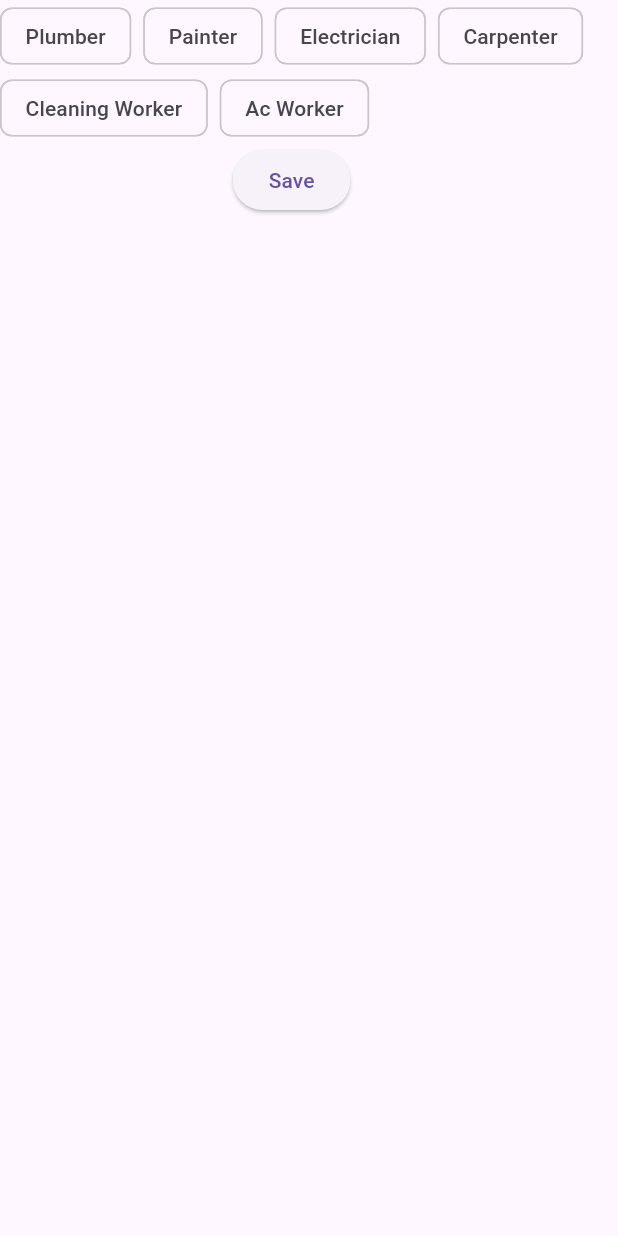
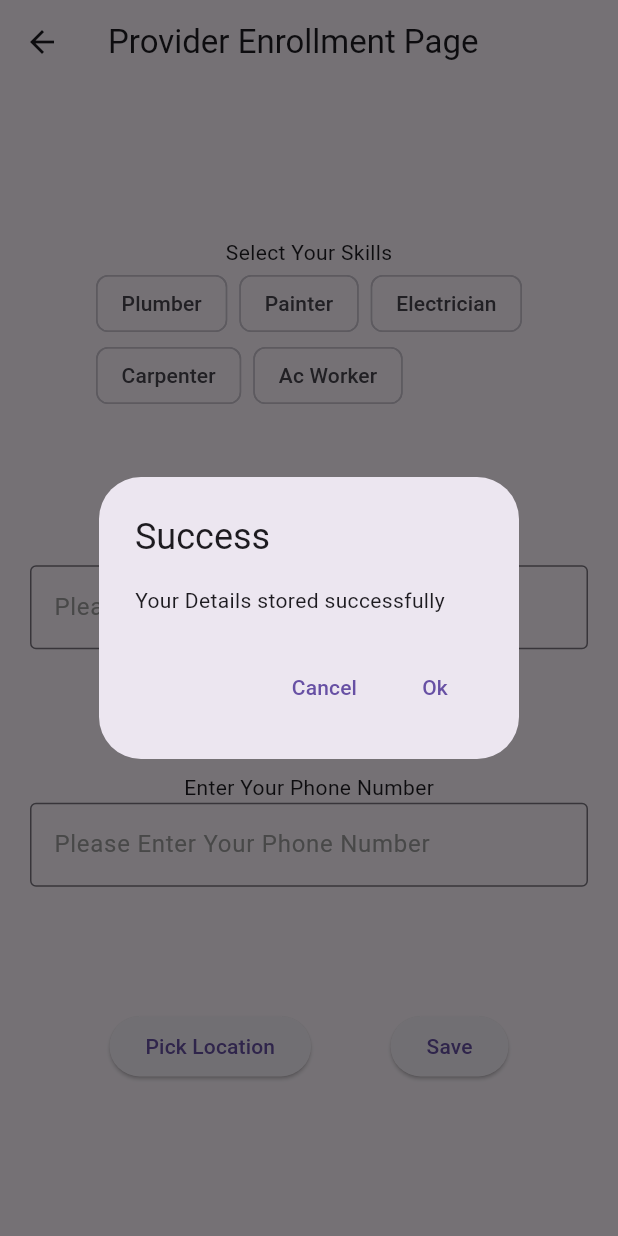
Before and after one commit to rajakaveripalayam/empoverty, a Flutter app: the ServiceProviderScreen screen opened by its route, after a tap on "Save", on a phone screen of 412 x 824 dp. Run offline on Flutter 3.47's test engine with Material 3 defaults, Android fonts, the phone set to English and light mode, and no system bars; our stand-ins replace auto_route, flutter_map, geolocator, latlong2, objectbox; missing offline and left inert: nominatim_flutter; generated files the repository leaves out were written again.

Commit message:
Added alert view

```diff
--- a/lib/objectbox-model.json
+++ b/lib/objectbox-model.json
@@ -5,7 +5,7 @@
   "entities": [
     {
       "id": "1:2951548079412544867",
-      "lastPropertyId": "7:2879477077982844045",
+      "lastPropertyId": "8:7709202079069933154",
       "name": "ServiceProviderModel",
       "properties": [
         {
@@ -17,11 +17,6 @@
         {
           "id": "2:3863564126040356639",
           "name": "name",
-          "type": 9
-        },
-        {
-          "id": "3:1270541120429749471",
-          "name": "address",
           "type": 9
         },
         {
@@ -43,6 +38,11 @@
           "id": "7:2879477077982844045",
           "name": "phonenumber",
           "type": 6
+        },
+        {
+          "id": "8:7709202079069933154",
+          "name": "address",
+          "type": 9
         }
       ],
       "relations": []
@@ -56,7 +56,9 @@
   "modelVersionParserMinimum": 5,
   "retiredEntityUids": [],
   "retiredIndexUids": [],
-  "retiredPropertyUids": [],
+  "retiredPropertyUids": [
+    1270541120429749471
+  ],
   "retiredRelationUids": [],
   "version": 1
 }
--- a/lib/service_provider_screen.dart
+++ b/lib/service_provider_screen.dart
@@ -1,7 +1,9 @@
 import 'package:auto_route/auto_route.dart';
+import 'package:em_poverty/uicomponent/alert_view.dart';
 import 'package:em_poverty/uicomponent/multiple_choice_view.dart';
+import 'package:em_poverty/uicomponent/textfield_view.dart';
 import 'package:flutter/material.dart';
-
+@RoutePage()
 class ServiceProviderScreen extends StatefulWidget {
   const ServiceProviderScreen({super.key});
 
@@ -15,8 +17,10 @@ class _ServiceProviderScreenState extends State<ServiceProviderScreen> {
     "Painter",
     "Electrician",
     "Carpenter",
-    "Cleaning Worker",
-  "Ac Worker"];
+    "Ac Worker"];
+  final TextEditingController _nameFieldController = TextEditingController();
+  final TextEditingController _phoneNumberFieldController = TextEditingController();
+
 
   // THE SINGLE SOURCE OF TRUTH
   List<String> _mySelectedSkills = [];
@@ -34,20 +38,61 @@ class _ServiceProviderScreenState extends State<ServiceProviderScreen> {
   @override
   Widget build(BuildContext context) {
     return Scaffold(
+      appBar: AppBar(title: Text("Provider Enrollment Page")),
       body: SafeArea(child:
+      Padding(
+        padding: EdgeInsets.all(20),
+      child:
       Column(
+        mainAxisAlignment: .spaceEvenly,
         children: [
           MultipleChoiceView(
             allSkills: _allOptions,
-            selectedSkills: _mySelectedSkills, // Pass data DOWN
-            onToggle: _handleSkillToggle,      // Pass event UP
+            selectedSkills: _mySelectedSkills,
+            onToggle: _handleSkillToggle,
           ),
-          ElevatedButton(
-            onPressed: () => print("Saving: $_mySelectedSkills"),
-            child: const Text("Save"),
-          )
+          DisplayTextFieldWidget(
+            inputController: _nameFieldController,
+            placeHolder: "Please Enter Goal Name",
+            title:  "Enter Goal Name",
+          ),
+          DisplayTextFieldWidget(
+            inputController: _phoneNumberFieldController,
+            placeHolder: "Please Enter Your Phone Number",
+            title: "Enter Your Phone Number",
+          ),
+          Row(
+            mainAxisAlignment: .spaceEvenly,
+            children: [
+            ElevatedButton(
+              onPressed: () => print("Saving: $_mySelectedSkills"),
+              child: const Text("Pick Location"),
+            ),
+            ElevatedButton(
+              onPressed: () {
+                print("Saving: $_mySelectedSkills");
+                print(_nameFieldController.text);
+                print(_phoneNumberFieldController.text);
+                showDialog(
+                  context: context,
+                  builder: (context) => AlertView(
+                    title: "Success",
+                    message: "Your Details stored successfully",
+                    okAction: () {
+                      context.router.pop();
+                    },
+                    cancelAction: () {
+                     },
+                  ),
+                );
+              },
+              child: const Text("Save"),
+            )
+          ],)
+
         ],
       ),
+      )
       )
 
 
--- /dev/null
+++ b/lib/uicomponent/alert_view.dart
@@ -0,0 +1,40 @@
+import 'package:auto_route/auto_route.dart';
+import 'package:flutter/cupertino.dart';
+import 'package:flutter/material.dart';
+
+class AlertView extends StatelessWidget {
+  final String title;
+  final String message;
+  final VoidCallback okAction;
+  final VoidCallback cancelAction;
+
+  const AlertView({super.key, required this.title, required this.message, required this.okAction, required this.cancelAction});
+
+  @override
+  Widget build(BuildContext context) {
+
+    return AlertDialog(
+      title:  Text(title),
+      content:  Text(message),
+      actions: [
+        // The "Cancel" button
+        TextButton(
+          onPressed: () {
+        context.router.pop();
+          cancelAction();
+          }, // Closes the alert
+          child:  Text("Cancel"),
+        ),
+        // The "Confirm" button
+        TextButton(
+          onPressed: () {
+            context.router.pop();
+            okAction();
+          },
+          child:  Text("Ok"),
+        ),
+      ],
+    );
+  }
+
+}
--- a/lib/uicomponent/multiple_choice_view.dart
+++ b/lib/uicomponent/multiple_choice_view.dart
@@ -15,7 +15,11 @@ class MultipleChoiceView extends StatelessWidget {
 
   @override
   Widget build(BuildContext context) {
-    return Wrap(
+    return Column(
+      mainAxisAlignment: .start,
+      children: [
+        Text("Select Your Skills"),
+    Wrap(
     spacing: 8.0,
     children: allSkills.map((skill) {
     return FilterChip(
@@ -26,6 +30,9 @@ class MultipleChoiceView extends StatelessWidget {
     },
     );
     }).toList(),
+    )
+      ],
     );
+
   }
 }
--- /dev/null
+++ b/lib/uicomponent/textfield_view.dart
@@ -0,0 +1,63 @@
+import 'package:flutter/material.dart';
+
+class DisplayTextFieldWidget extends StatelessWidget {
+  final TextEditingController inputController;
+  final String title;
+  final String placeHolder;
+  final int maxLength;
+  final TextInputType inputType;
+  const DisplayTextFieldWidget({
+    required this.inputController,
+    required this.placeHolder,
+    required this.title,
+    this.maxLength = 20,
+    this.inputType = TextInputType.text,
+    super.key});
+
+  @override
+  Widget build(BuildContext context) {
+    return  Column(
+      mainAxisAlignment: .start,
+        children: [
+      Text(title),
+      TextFormField(
+      controller: inputController,
+      keyboardType: inputType,
+      decoration: InputDecoration(
+          border: OutlineInputBorder(
+            borderSide: BorderSide(
+                width: 2,
+                color: Colors.grey
+            ),
+          ),
+          focusedBorder: OutlineInputBorder(
+            borderSide: BorderSide(
+                width: 2,
+                color: Colors.green
+            ),
+          ),
+          hintText: placeHolder,
+          hintStyle: TextStyle(
+              color: Colors.grey
+          ),
+          errorBorder: OutlineInputBorder(
+              borderSide: BorderSide(
+                  width: 2,
+                  color: Colors.red
+              )
+          )
+      ),
+      validator: (String? input){
+        if(input != null && input.isNotEmpty){
+          return null;
+        }
+        else{
+          return "Enter valid inputs";
+        }
+      },
+    )
+    ]);
+
+
+  }
+}
```
Also changed, not shown: lib/objectbox.g.dart. Lines whose indentation alone changed are shown as unchanged.
